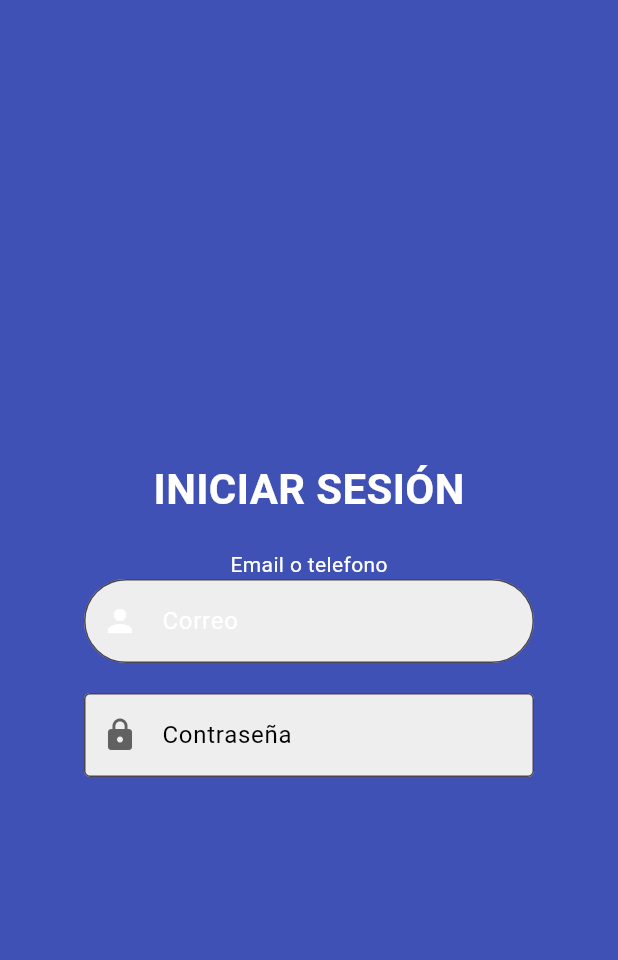
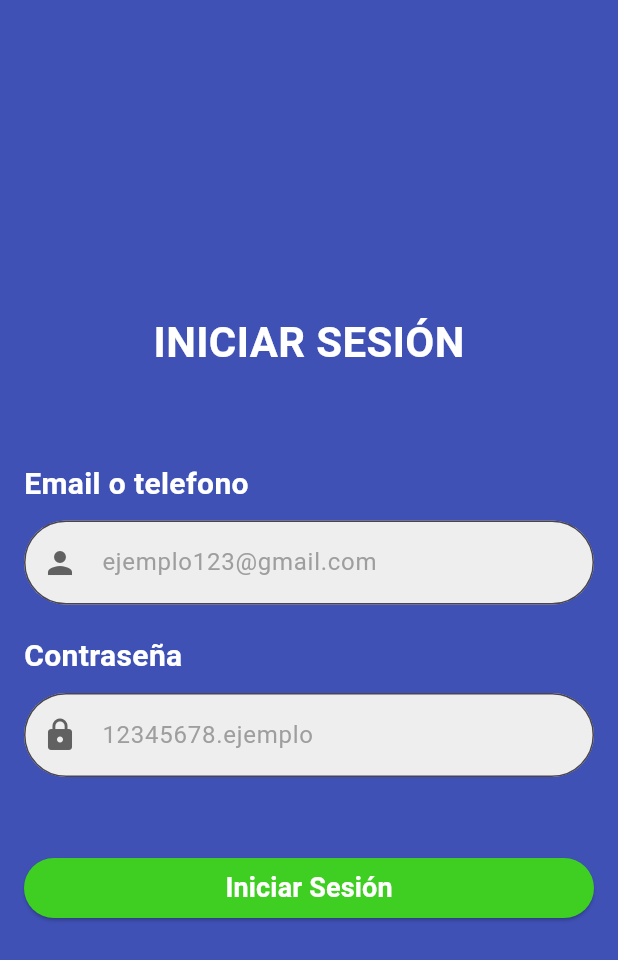
Before and after one commit to nicolassalinass/app_ecommerce, a Flutter app: the LoginScreen screen opened directly, on a phone screen of 412 x 824 dp. Shown: the top 960 px of the screen. Run offline on Flutter 3.47's test engine with Material 3 defaults, Android fonts, the phone set to English and light mode, and no system bars.

Commit message:
Login Funcional

```diff
--- a/lib/presentation/login_screen.dart
+++ b/lib/presentation/login_screen.dart
@@ -1,3 +1,4 @@
+import 'package:app_ecomerce/presentation/home_screen.dart';
 import 'package:flutter/material.dart';
 
 class LoginScreen extends StatefulWidget {
@@ -8,13 +9,20 @@ class LoginScreen extends StatefulWidget {
 }
 
 class _LoginScreenState extends State<LoginScreen> {
+  // Creamos los controladores de los campos de texto
+  final emailController = TextEditingController();
+  final passwordController = TextEditingController();
+
   @override
   Widget build(BuildContext context) {
     return Scaffold(
       backgroundColor: Colors.indigo,
-      body: Center(
+      body: Padding(
+        padding: const EdgeInsets.all(16.0),
+        child: Center(
           child: Column(
             mainAxisAlignment: MainAxisAlignment.center,
+
             children: [
               Text(
                 "INICIAR SESIÓN",
@@ -24,39 +32,102 @@ class _LoginScreenState extends State<LoginScreen> {
                   color: Colors.white,
                 ),
               ),
-            SizedBox(height: 20),
-            Text("Email o telefono", style: TextStyle(color: Colors.white)),
+              SizedBox(height: 60),
+
+              Column(
+                crossAxisAlignment: CrossAxisAlignment.start,
+                children: [
+                  Text(
+                    "Email o telefono",
+                    style: TextStyle(
+                      color: Colors.white,
+                      fontSize: 20,
+                      fontWeight: FontWeight.bold,
+                    ),
+                  ),
+                  SizedBox(height: 10),
                   SizedBox(
-              width: 300,
+                    width: double.infinity,
                     child: TextField(
+                      controller: emailController,
                       decoration: InputDecoration(
                         border: OutlineInputBorder(
                           borderRadius: BorderRadius.all(Radius.circular(50)),
                         ),
-                  prefixIcon: Icon(Icons.person, color: Colors.white),
+                        prefixIcon: Icon(Icons.person),
                         // prefixIconColor: Colors.white      ------- Forma alternativa de relizar el cambio de color del icono
-                  label: Text("Correo"),
-                  labelStyle: TextStyle(color: Colors.white),
+                        // label: Text("Correo"),
+                        // labelStyle: TextStyle(color: Colors.white),
                         hintText: "ejemplo123@gmail.com",
-                  hintStyle: TextStyle(color: Colors.white),
+                        // hintStyle: TextStyle(color: Colors.white),
                       ),
                     ),
                   ),
                   SizedBox(height: 20),
+                  Text(
+                    "Contraseña",
+                    style: TextStyle(
+                      color: Colors.white,
+                      fontSize: 20,
+                      fontWeight: FontWeight.bold,
+                    ),
+                  ),
+                  SizedBox(height: 10),
                   SizedBox(
-              width: 300,
+                    width: double.infinity,
                     child: TextField(
+                      controller: passwordController,
                       decoration: InputDecoration(
-                  border: OutlineInputBorder(),
+                        border: OutlineInputBorder(
+                          borderRadius: BorderRadius.circular(50),
+                        ),
                         // icon: Icon(Icons.phone),
                         prefixIcon: Icon(Icons.lock),
-                  label: Text("Contraseña"),
+                        // label: Text("Contraseña"),
+                        hintText: "12345678.ejemplo",
+                      ),
+                    ),
+                  ),
+                ],
+              ),
+              SizedBox(height: 50),
+              SizedBox(
+                width: double.infinity,
+                child: ElevatedButton(
+                  onPressed: () {
+                    final email = emailController.text.trim();
+                    final password = passwordController.text.trim();
+                    if (email.isEmpty || password.isEmpty) {
+                      ScaffoldMessenger.of(context).showSnackBar(
+                        SnackBar(content: Text("Complete todos los campos!")),
+                      );
+                    } else {
+                      Navigator.of(context).pushReplacement(
+                        MaterialPageRoute(builder: (context) => HomeScreen()),
+                      );
+                    }
+                  },
+                  style: ButtonStyle(
+                    foregroundColor: WidgetStatePropertyAll(Colors.white),
+                    backgroundColor: WidgetStateProperty.resolveWith<Color>((
+                      Set<WidgetState> state,
+                    ) {
+                      if (state.contains(WidgetState.pressed)) {
+                        return const Color.fromARGB(255, 2, 141, 9);
+                      }
+                      return const Color.fromARGB(255, 63, 207, 34);
+                    }),
+                  ),
+                  child: Text(
+                    "Iniciar Sesión",
+                    style: TextStyle(fontWeight: FontWeight.bold, fontSize: 18),
                   ),
                 ),
               ),
             ],
           ),
         ),
+      ),
     );
   }
 }
```
Lines whose indentation alone changed are shown as unchanged.
